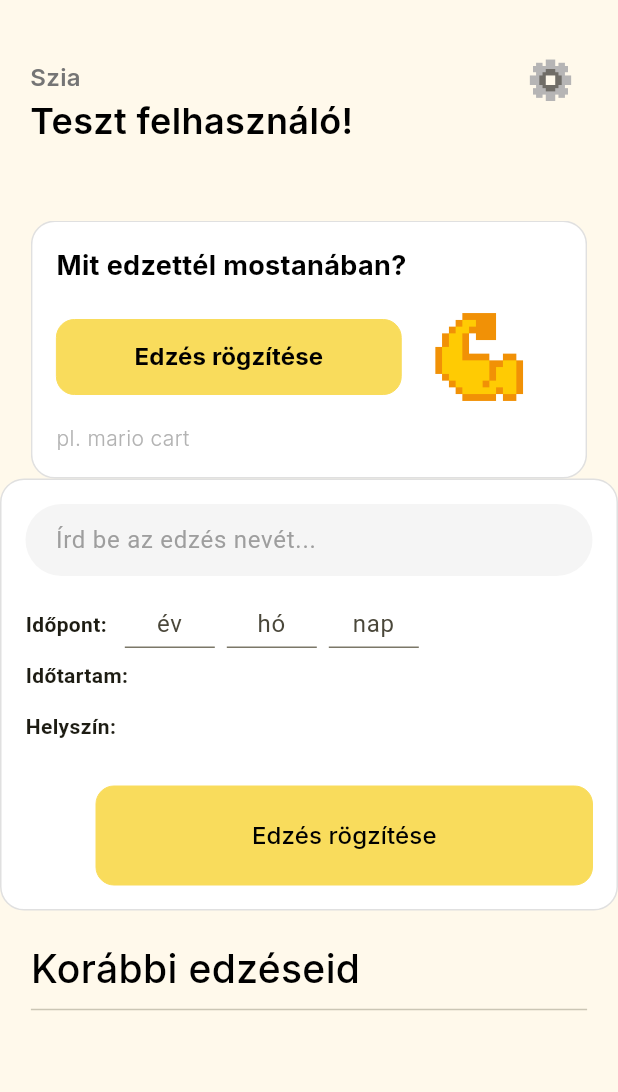
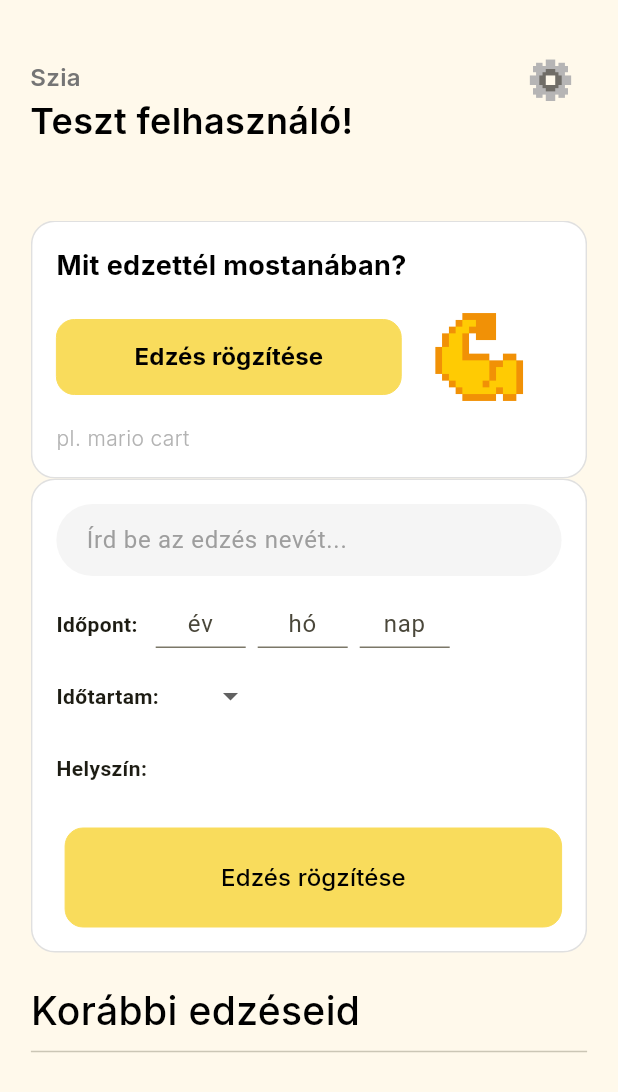
Before and after one commit to T0liver/recout, a Flutter app: the screen it shows after launch, on a phone screen of 412 x 824 dp. Shown: the top 1092 px of the screen. Run offline on Flutter 3.47's test engine with Material 3 defaults, Android fonts, the phone set to English and light mode, and no system bars.

Commit message:
Fixing width

```diff
--- a/lib/cards.dart
+++ b/lib/cards.dart
@@ -107,7 +107,13 @@ class _InputWorkoutCardState extends State<InputWorkoutCard> {
   @override
   Widget build(BuildContext context) {
     final l10n = L10n.of(context)!;
-    return Container(
+    final double width =
+    MediaQuery.of(context).size.width * 0.9 < 500
+        ? MediaQuery.of(context).size.width * 0.9
+        : 500;
+    return ClipRect(
+      child: SizedBox(width: width,
+        child: Container(
           padding: const EdgeInsets.all(16),
           decoration: BoxDecoration(
             color: Colors.white,
@@ -140,7 +146,7 @@ class _InputWorkoutCardState extends State<InputWorkoutCard> {
                   children: [
                     const Text('Időtartam:', style: TextStyle(fontWeight: FontWeight.bold)),
                     const SizedBox(width: 12),
-              // DurationChooser(duration: duration),
+                    DurationChooser(duration: duration),
                   ]
               ),
               const SizedBox(width: 8),
@@ -170,6 +176,8 @@ class _InputWorkoutCardState extends State<InputWorkoutCard> {
               ),
             ],
           ),
+        ),
+      )
     );
   }
 }
```
Lines whose indentation alone changed are shown as unchanged.
